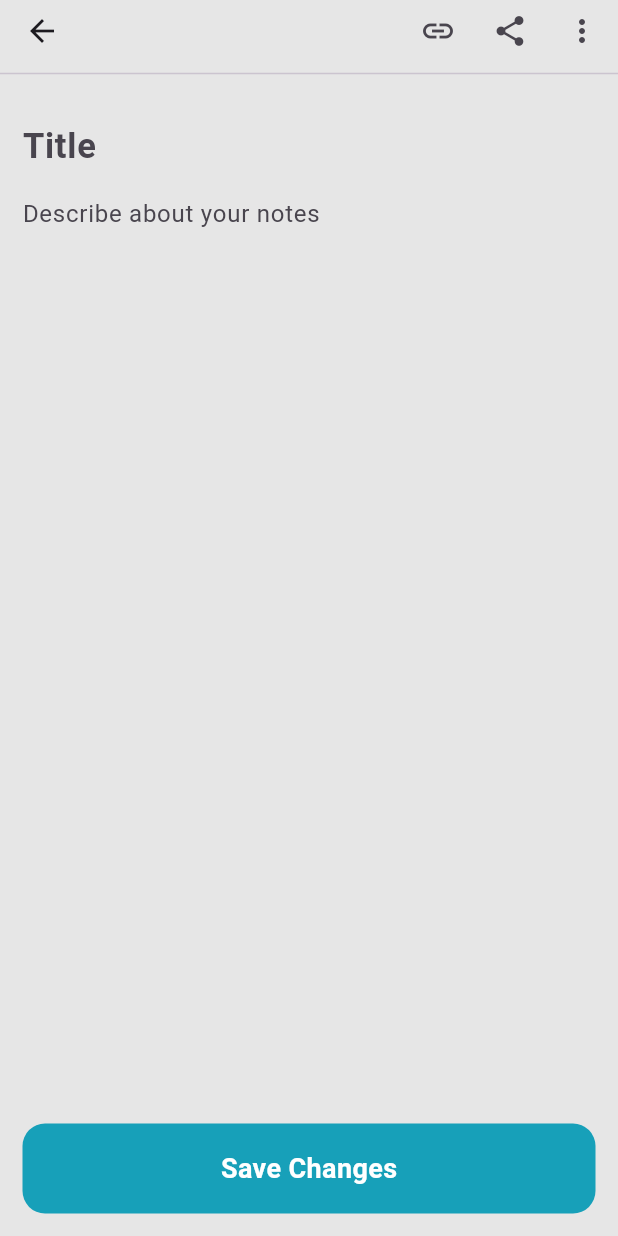
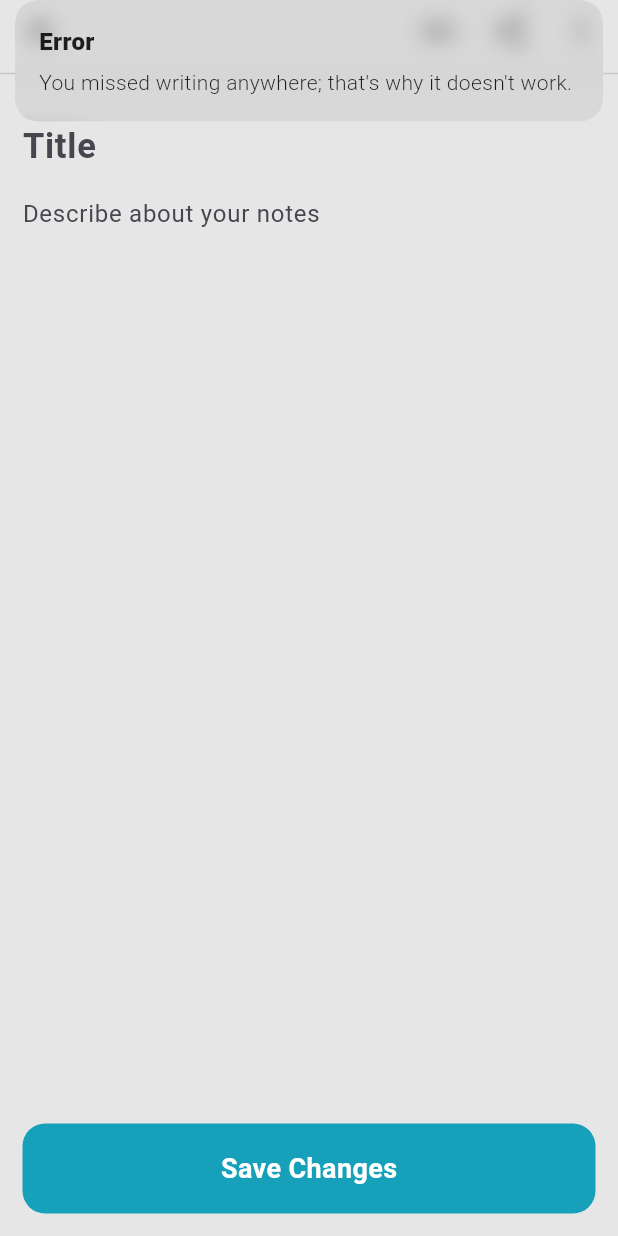
Before and after one commit to shahadat-coder/Notepad-, a Flutter app: the NoteScreen screen opened by its route, after a tap on "Save Changes", on a phone screen of 412 x 824 dp. Run offline on Flutter 3.47's test engine with Material 3 defaults, Android fonts, the phone set to English and light mode, and no system bars; our stand-ins replace get.

Commit message:
note screen has added

```diff
--- a/lib/Screens/note_screen.dart
+++ b/lib/Screens/note_screen.dart
@@ -1,9 +1,14 @@
+
+
 import 'package:flutter/material.dart';
+import 'package:get/get.dart';
+import 'package:note_app/controllers/notes_controller.dart';
+import 'package:note_app/models/notes_model.dart';
 import 'package:note_app/utils/colors.dart';
 import 'package:note_app/widgets/custom_button.dart';
 
 class NoteScreen extends StatefulWidget {
-  const NoteScreen({super.key});
+  const NoteScreen({Key? key}) : super(key: key);
 
   @override
   State<NoteScreen> createState() => _NoteScreenState();
@@ -12,16 +17,36 @@ class NoteScreen extends StatefulWidget {
 class _NoteScreenState extends State<NoteScreen> {
   @override
   Widget build(BuildContext context) {
-    return  Scaffold(
+
+    final controller = Get.put(NotesController());
+
+    final arg = Get.arguments != null ? Get.arguments as Map : {
+      'isUpdate': false,
+      'note': null,
+    };
+    final bool isUpdate = arg['isUpdate'] ?? false;
+    final note = arg['note'] == null ? null : arg['note'] as NotesModel;
+    final int? index = arg['index'] == null ? null : arg['index'] as int;
+
+    final titleController = TextEditingController(
+      text: isUpdate ? note!.title : null,
+    );
+    final descriptionController = TextEditingController(
+      text: isUpdate ? note!.description : null,
+    );
+
+    return Scaffold(
       appBar: AppBar(
-        scrolledUnderElevation: 0,
+        elevation: 0, // Use this to control the shadow appearance
         backgroundColor: AppColors.backgroundColors,
-        bottom:  const PreferredSize(preferredSize: Size.fromHeight(1),
-            child: Divider()),
+        bottom: const PreferredSize(
+          preferredSize: Size.fromHeight(1),
+          child: Divider(),
+        ),
         actions: [
-          IconButton(onPressed: (){}, icon: const Icon(Icons.link)),
-          IconButton(onPressed: (){}, icon: const Icon(Icons.share)),
-          IconButton(onPressed: (){}, icon: const Icon(Icons.more_vert)),
+          IconButton(onPressed: () {}, icon: const Icon(Icons.link)),
+          IconButton(onPressed: () {}, icon: const Icon(Icons.share)),
+          IconButton(onPressed: () {}, icon: const Icon(Icons.more_vert)),
         ],
       ),
       body: Padding(
@@ -29,6 +54,7 @@ class _NoteScreenState extends State<NoteScreen> {
         child: Column(
           children: [
             TextFormField(
+              controller: titleController,
               style: TextStyle(
                 fontSize: 23,
                 fontWeight: FontWeight.bold,
@@ -37,24 +63,49 @@ class _NoteScreenState extends State<NoteScreen> {
               maxLines: 2,
               decoration: InputDecoration(
                 hintText: 'Title',
-                border: InputBorder.none
+                border: InputBorder.none,
               ),
             ),
             Expanded(
               child: TextFormField(
+                controller: descriptionController,
                 maxLines: 50,
                 minLines: 50,
                 decoration: InputDecoration(
                   border: InputBorder.none,
-                  hintText: 'Describe about your notes'
+                  hintText: 'Describe about your notes',
                 ),
               ),
             )
           ],
         ),
-
       ),
-      bottomNavigationBar: CustomButton(title: 'Save Changes', onTap: () {  },),
+      bottomNavigationBar: CustomButton(
+        title: 'Save Changes',
+        onTap: () {
+          if (titleController.text.isEmpty || descriptionController.text.isEmpty) {
+            Get.snackbar('Error', "You missed writing anywhere; that's why it doesn't work.");
+          } else {
+            isUpdate
+                ? controller.updateNote(
+                    index!,
+                    NotesModel(
+                        title: titleController.text,
+                        description: descriptionController.text,
+                        createdDate: note!.createdDate,
+                        updatedDate: DateTime.now(),
+                    ))
+                : controller.addNotes(
+                    NotesModel(
+                title: titleController.text,
+                description: descriptionController.text,
+                createdDate: DateTime.now(),
+              ),
+            );
+            Get.back();
+          }
+        },
+      ),
     );
   }
 }
--- a/pubspec.yaml
+++ b/pubspec.yaml
@@ -37,6 +37,7 @@ dependencies:
   cupertino_icons: ^1.0.2
   shared_preferences: ^2.2.2
   get: ^4.6.6
+  intl: ^0.19.0
 dev_dependencies:
   flutter_test:
     sdk: flutter
```
Also changed, not shown: lib/Screens/home_screens.dart (+9 -6 lines), lib/controllers/notes_controller.dart (+9 -0 lines), lib/widgets/custom_single_notes.dart (+43 -9 lines), pubspec.lock.
